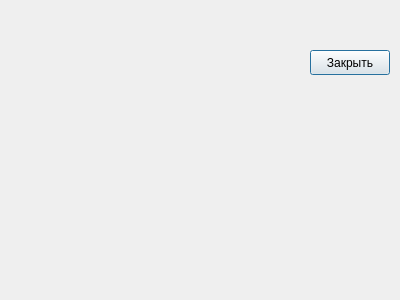
First picture: the form in istu_programming_course_work/dialogstudentbyunassignedtask.ui, repository alchalov/istu_programming_course_work, before the edit.
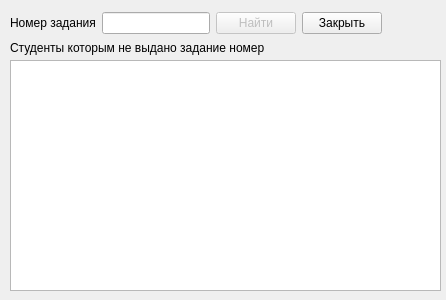
Second picture: the form after the edit.

What changed in the file:
```diff
--- a/istu_programming_course_work/dialogstudentbyunassignedtask.ui
+++ b/istu_programming_course_work/dialogstudentbyunassignedtask.ui
@@ -6,26 +6,90 @@
    <rect>
     <x>0</x>
     <y>0</y>
-    <width>400</width>
+    <width>446</width>
     <height>300</height>
    </rect>
   </property>
   <property name="windowTitle">
    <string>Cписка студентов не получивших задание...</string>
   </property>
-  <widget class="QPushButton" name="closeButton">
+  <widget class="QLabel" name="label2">
    <property name="geometry">
     <rect>
-     <x>310</x>
-     <y>50</y>
-     <width>80</width>
-     <height>25</height>
+     <x>10</x>
+     <y>40</y>
+     <width>261</width>
+     <height>16</height>
     </rect>
    </property>
+   <property name="sizePolicy">
+    <sizepolicy hsizetype="Expanding" vsizetype="Expanding">
+     <horstretch>0</horstretch>
+     <verstretch>0</verstretch>
+    </sizepolicy>
+   </property>
    <property name="text">
-    <string>Закрыть</string>
+    <string>Студенты которым не выдано задание номер  </string>
    </property>
   </widget>
+  <widget class="QTableWidget" name="tableWidget">
+   <property name="geometry">
+    <rect>
+     <x>10</x>
+     <y>60</y>
+     <width>431</width>
+     <height>231</height>
+    </rect>
+   </property>
+   <property name="sizePolicy">
+    <sizepolicy hsizetype="Expanding" vsizetype="Expanding">
+     <horstretch>0</horstretch>
+     <verstretch>0</verstretch>
+    </sizepolicy>
+   </property>
+  </widget>
+  <widget class="QWidget" name="">
+   <property name="geometry">
+    <rect>
+     <x>10</x>
+     <y>10</y>
+     <width>372</width>
+     <height>26</height>
+    </rect>
+   </property>
+   <layout class="QHBoxLayout" name="horizontalLayout">
+    <item>
+     <widget class="QLabel" name="label">
+      <property name="text">
+       <string>Номер задания</string>
+      </property>
+     </widget>
+    </item>
+    <item>
+     <widget class="QLineEdit" name="lineEdit"/>
+    </item>
+    <item>
+     <widget class="QPushButton" name="findButton">
+      <property name="enabled">
+       <bool>false</bool>
+      </property>
+      <property name="text">
+       <string>Найти</string>
+      </property>
+      <property name="default">
+       <bool>true</bool>
+      </property>
+     </widget>
+    </item>
+    <item>
+     <widget class="QPushButton" name="closeButton">
+      <property name="text">
+       <string>Закрыть</string>
+      </property>
+     </widget>
+    </item>
+   </layout>
+  </widget>
  </widget>
  <resources/>
  <connections>
```
